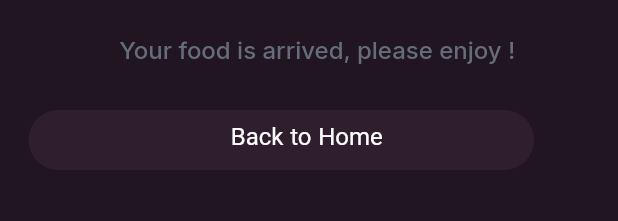
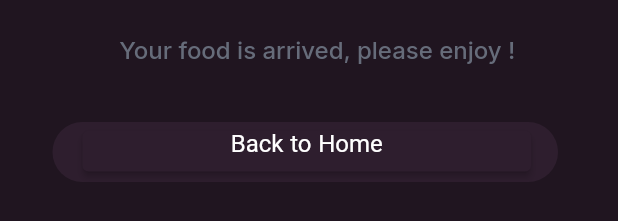
Before and after one commit to DaveKeaneW/GROUP1_MOBILEPROGRAMMING, a Flutter app: the KanePunya widget shown alone on an empty page, opened directly, on a phone screen of 412 x 824 dp. Shown: the part 973-1194 px from the top of the screen. Run offline on Flutter 3.47's test engine with Material 2 defaults, Android fonts, the phone set to English and light mode, and no system bars; our stand-ins replace google_fonts; network calls fail; Roboto replaces fonts that are missing (Inria Serif, Rosarivo).

```diff
--- a/lib/enjoy.dart
+++ b/lib/enjoy.dart
@@ -1,4 +1,5 @@
 import 'package:flutter/material.dart';
+import 'package:tesgit/home_screen.dart';
 
 void main() {
   runApp(const enjoy());
@@ -233,8 +234,8 @@ class KanePunya extends StatelessWidget {
 
 
               Positioned(
-                left: 19,
-                top: 722,
+                left: 35,
+                top: 730,
                 child: Container(
                   width: 337,
                   height: 40,
@@ -259,10 +260,20 @@ class KanePunya extends StatelessWidget {
 
                     Positioned(
   left: 55,
-                top: 744,
+  top: 736,
   child: SizedBox(
     width: 299,
     height: 27,
+    child: ElevatedButton(
+      onPressed: () {
+        Navigator.push(
+          context,
+          MaterialPageRoute(builder: (context) => HomeScreen()),
+        );
+      },
+      style: ElevatedButton.styleFrom(
+        primary: Color(0xFF2E1E2E), // Background color
+      ),
       child: Text(
         'Back to Home',
         textAlign: TextAlign.center,
@@ -276,8 +287,7 @@ class KanePunya extends StatelessWidget {
       ),
     ),
   ),
-
-
+),
 
 
 
```
Lines whose indentation alone changed are shown as unchanged.
